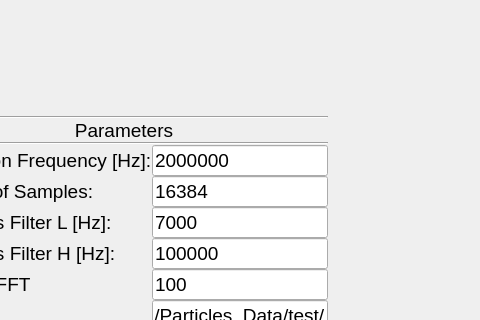
The window that GlobalGUI/gui/uis/pages/main_pages.ui (SSierraAl/OFI-VelocityProfile) describes before a commit, drawn with Qt 5; both pictures show x 90 to 570 and y 145 to 465 of the 953 by 820 pixel window.
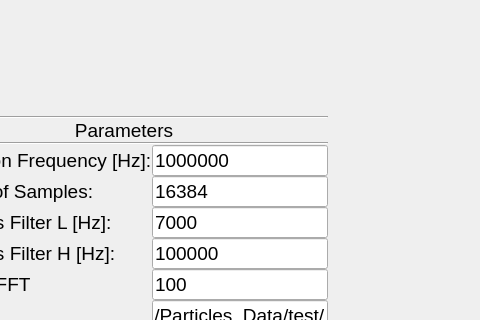
The same window after the commit. The open tabs and pages were chosen to show the change.

What changed in the file:
```diff
--- a/GlobalGUI/gui/uis/pages/main_pages.ui
+++ b/GlobalGUI/gui/uis/pages/main_pages.ui
@@ -181,7 +181,7 @@
                   </sizepolicy>
                  </property>
                  <property name="text">
-                  <string>2000000</string>
+                  <string>1000000</string>
                  </property>
                 </widget>
                </item>
```
